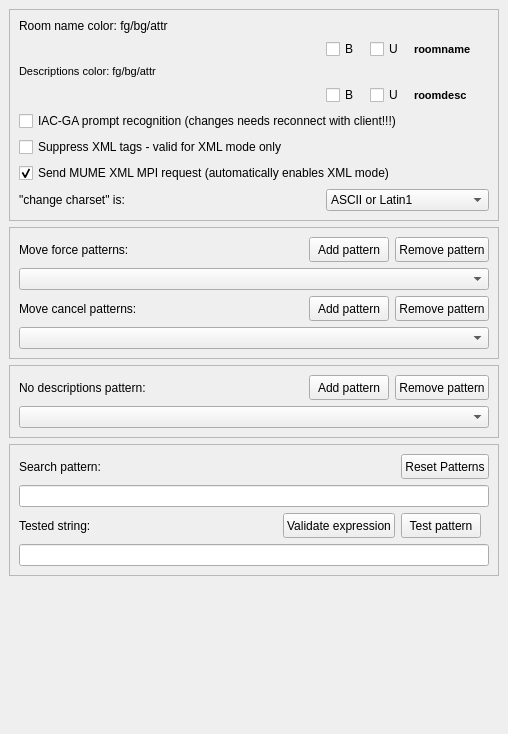
Old version of the form src/preferences/parserpage.ui in the repository MUME/MMapper.
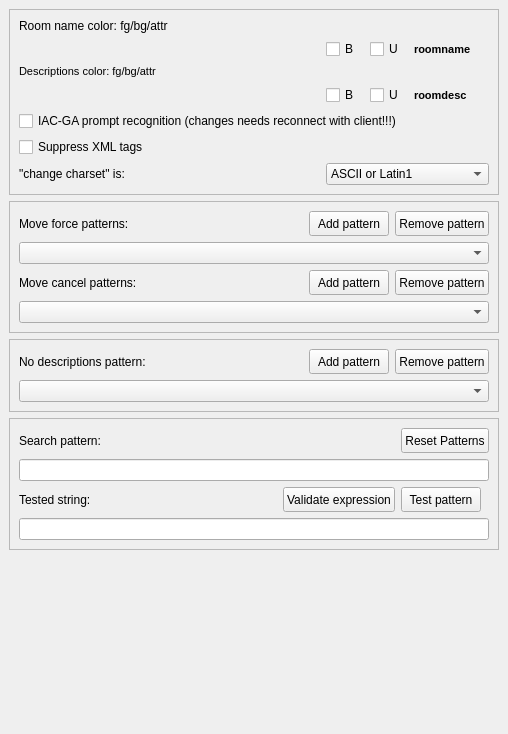
New version of the form. Custom widgets are drawn as their Qt base class.

Commit message: Strip out brief, MPI option, and non-XML mode

Diff of the .ui file:
```diff
--- a/src/preferences/parserpage.ui
+++ b/src/preferences/parserpage.ui
@@ -88,7 +88,7 @@
       <item row="5" column="0" colspan="5">
        <widget class="QCheckBox" name="suppressXmlTagsCheckBox">
         <property name="text">
-         <string>Suppress XML tags - valid for XML mode only</string>
+         <string>Suppress XML tags</string>
         </property>
        </widget>
       </item>
@@ -243,17 +243,7 @@
         </property>
        </widget>
       </item>
-      <item row="6" column="0" colspan="5">
-       <widget class="QCheckBox" name="mpiCheckBox">
-        <property name="text">
-         <string>Send MUME XML MPI request (automatically enables XML mode)</string>
-        </property>
-        <property name="checked">
-         <bool>true</bool>
-        </property>
-       </widget>
-      </item>
-      <item row="7" column="2" colspan="3">
+      <item row="6" column="2" colspan="3">
        <widget class="QComboBox" name="charset">
         <item>
          <property name="text">
@@ -267,7 +257,7 @@
         </item>
        </widget>
       </item>
-      <item row="7" column="0" colspan="2">
+      <item row="6" column="0" colspan="2">
        <widget class="QLabel" name="label">
         <property name="text">
          <string>&quot;change charset&quot; is:</string>
```
The commit also changes 21 other files.
